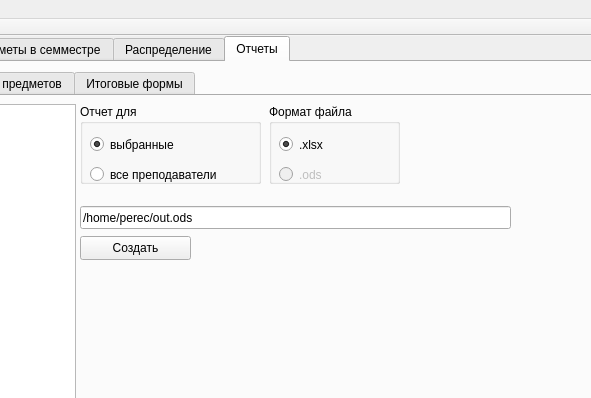
Above: mainwindow.ui from alexeypertcev/ksu-ivt-nagruzka before the change; both pictures show x 424 to 1015 and y 0 to 398 of the 1270 by 640 pixel window. Below: the same form after it.
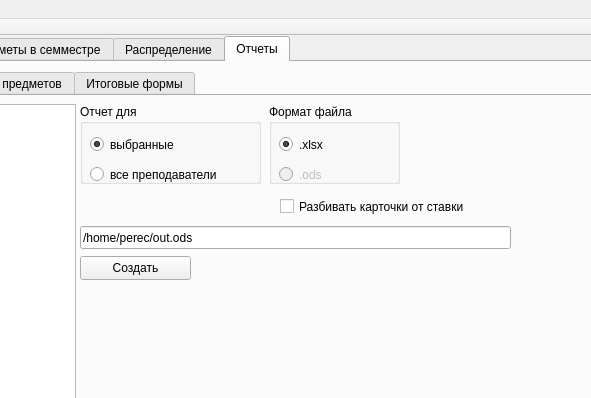
That is the form after the change. The open tabs and pages were chosen to show the change. Custom widgets are drawn as their Qt base class.

```diff
--- a/mainwindow.ui
+++ b/mainwindow.ui
@@ -685,7 +685,7 @@
         <property name="geometry">
          <rect>
           <x>490</x>
-          <y>140</y>
+          <y>160</y>
           <width>111</width>
           <height>24</height>
          </rect>
@@ -698,7 +698,7 @@
         <property name="geometry">
          <rect>
           <x>490</x>
-          <y>110</y>
+          <y>130</y>
           <width>431</width>
           <height>23</height>
          </rect>
@@ -720,6 +720,19 @@
          <bool>false</bool>
         </attribute>
        </widget>
+       <widget class="QCheckBox" name="checkBox">
+        <property name="geometry">
+         <rect>
+          <x>690</x>
+          <y>100</y>
+          <width>191</width>
+          <height>21</height>
+         </rect>
+        </property>
+        <property name="text">
+         <string>Разбивать карточки от ставки</string>
+        </property>
+       </widget>
       </widget>
       <widget class="QWidget" name="tab_10">
        <attribute name="title">
```
Left out of the diff: 4 changed lines with no effect on the pictures.
